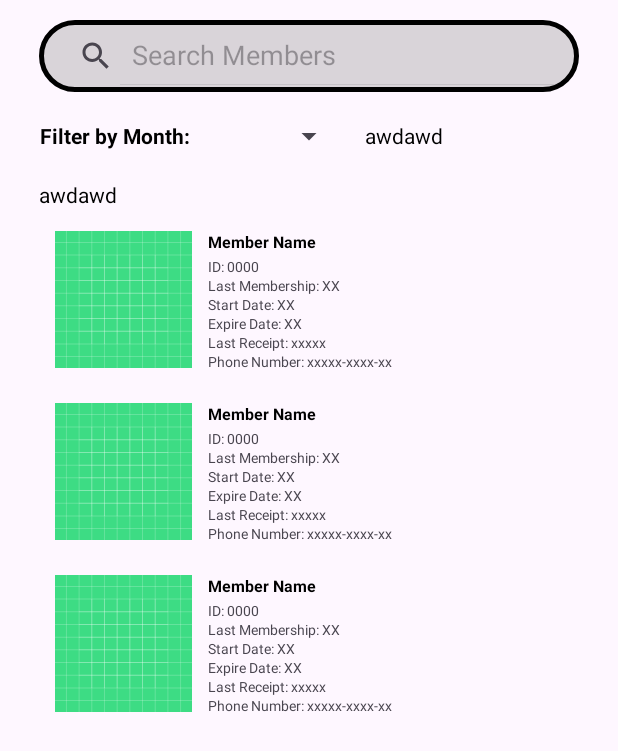
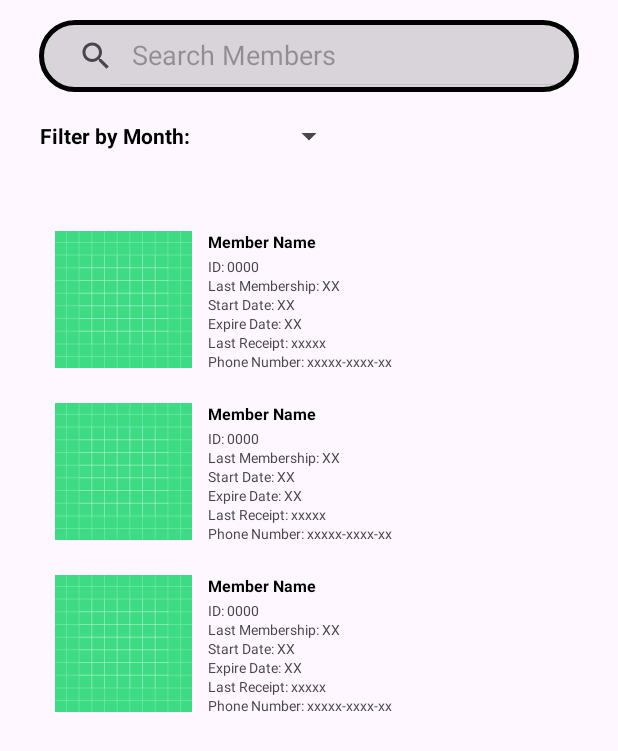
Before and after one commit to iLovelilymorrow/ArtsGymAppBase1, an Android app: the layout fragment_records.xml on its own in the app's theme, with its tools: preview values and no code run, on a phone screen of 412 x 824 dp. Shown: the top 751 px of the screen. Run offline under Robolectric (Android 15) with nearby library versions, the phone set to English and light mode, and no system bars.

Commit message:
IMPLEMENTATION 2

```diff
--- a/app/src/main/java/com/example/artsgymapp_solo/DatabaseHelper.java
+++ b/app/src/main/java/com/example/artsgymapp_solo/DatabaseHelper.java
@@ -17,7 +17,6 @@ import java.util.Arrays;
 import java.util.HashMap;
 import java.util.List;
 import java.util.Locale;
-import java.time.temporal.TemporalAdjusters;
 
 public class DatabaseHelper extends SQLiteOpenHelper {
 
--- a/app/src/main/java/com/example/artsgymapp_solo/RecordsAdapter.java
+++ b/app/src/main/java/com/example/artsgymapp_solo/RecordsAdapter.java
@@ -1,11 +1,9 @@
 package com.example.artsgymapp_solo;
 
 import android.content.Context;
-import android.graphics.Color;
 import android.view.LayoutInflater;
 import android.view.View;
 import android.view.ViewGroup;
-import android.widget.ImageButton;
 import android.widget.ImageView;
 import android.widget.TextView;
 import androidx.annotation.NonNull;
--- a/app/src/main/java/com/example/artsgymapp_solo/RecordsFragment.java
+++ b/app/src/main/java/com/example/artsgymapp_solo/RecordsFragment.java
@@ -1,5 +1,6 @@
 package com.example.artsgymapp_solo;
 
+import android.annotation.SuppressLint;
 import android.os.Bundle;
 import android.os.Handler;
 import android.os.Looper;
@@ -11,26 +12,21 @@ import android.widget.AdapterView;
 import android.widget.ArrayAdapter;
 import android.widget.Spinner;
 import android.widget.TextView;
-import android.widget.Toast;
 
 import androidx.annotation.NonNull;
 import androidx.annotation.Nullable;
-import androidx.appcompat.app.AlertDialog;
 import androidx.appcompat.widget.SearchView;
 import androidx.fragment.app.Fragment;
 import androidx.recyclerview.widget.LinearLayoutManager;
 import androidx.recyclerview.widget.RecyclerView;
 
-import com.google.android.material.button.MaterialButton;
-
 import java.util.ArrayList;
 import java.util.Collections;
-import java.util.HashMap; // Import HashMap
+import java.util.HashMap;
 import java.util.List;
-import java.util.Map; // Import Map
+import java.util.Map;
 import java.util.concurrent.ExecutorService;
 import java.util.concurrent.Executors;
-import java.util.stream.Collectors; // For more advanced formatting if needed later
 
 public class RecordsFragment extends Fragment {
     private static final String TAG = "RecordsFragment";
@@ -147,6 +143,7 @@ public class RecordsFragment extends Fragment {
         });
     }
 
+    @SuppressLint("DefaultLocale")
     private void updateStatusCounts(List<MemberDisplayInfo> currentList) {
         if (currentList == null) {
             if (textViewStatusCounts != null) textViewStatusCounts.setText("");
--- a/app/src/main/res/layout/fragment_records.xml
+++ b/app/src/main/res/layout/fragment_records.xml
@@ -42,7 +42,6 @@
         android:layout_height="wrap_content"
         android:layout_below="@id/clearRecordsButton"
         android:layout_marginBottom="@dimen/_3sdp"
-        android:text="awdawd"
         android:textColor="@color/black"/>
 
     <TextView
@@ -55,7 +54,6 @@
         android:layout_alignTop="@id/clearRecordsButton"
         android:layout_marginStart="@dimen/_10sdp"
         android:gravity="center"
-        android:text="awdawd"
         android:textColor="@color/black"/>
 
     <com.google.android.material.button.MaterialButton
@@ -81,7 +79,7 @@
         android:layout_width="wrap_content"
         android:layout_height="wrap_content"
         android:layout_centerInParent="true"
-        android:text="No records yet."
+        android:text="@string/NoRecordsYet"
         android:textSize="18sp"
         android:visibility="gone"/>
 
--- a/app/src/main/res/layout/item_member_record.xml
+++ b/app/src/main/res/layout/item_member_record.xml
@@ -1,6 +1,5 @@
 <?xml version="1.0" encoding="utf-8"?>
 <LinearLayout xmlns:android="http://schemas.android.com/apk/res/android"
-    xmlns:app="http://schemas.android.com/apk/res-auto"
     android:layout_width="match_parent"
     android:layout_height="wrap_content"
     android:orientation="horizontal"
--- a/app/src/main/res/values/strings.xml
+++ b/app/src/main/res/values/strings.xml
@@ -57,6 +57,7 @@
     <string name="FilterByMonth">Filter by Month:</string>
     <string name="ClearRecords">Clear Records</string>
     <string name="SearchMembers">Search Members</string>
+    <string name="NoRecordsYet">No records yet.</string>
 
     <string name="renewMembership_Title">Renew Membership</string>
     <string name="renewMembership_MemberInfo">Member Information</string>
```
